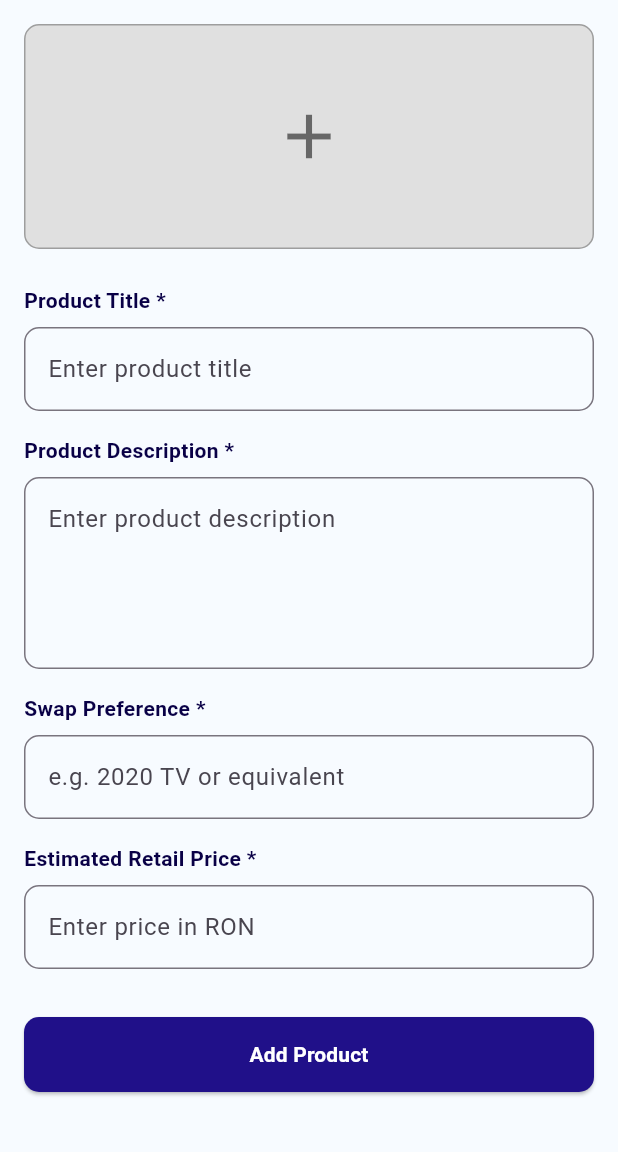
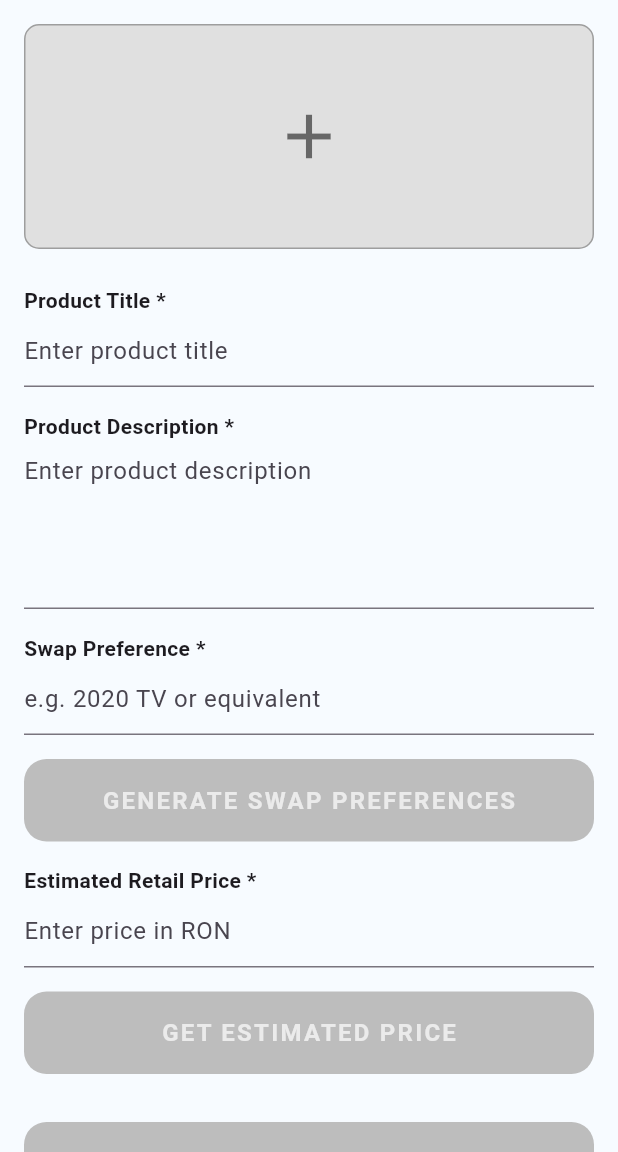
Before and after one commit to MihaiUM2001/MSA_Project, a Flutter app: the AddProductScreen screen opened directly, on a phone screen of 412 x 824 dp, the part 84-1236 px from its top. Run offline on Flutter 3.47's test engine with Material 3 defaults, Android fonts, the light colour scheme and no system bars; our stand-ins replace cloud_firestore, firebase_core, flutter_secure_storage, flutter_vector_icons, image_picker, shared_preferences and 1 more; accounts and stored records are empty.

Commit message:
Frontend | Implemented price prediction & swap suggestions using openAI

```diff
--- /dev/null
+++ b/swappy_frontend/lib/components/duolingo_button.dart
@@ -0,0 +1,109 @@
+import 'package:flutter/material.dart';
+
+class DuolingoButton extends StatefulWidget {
+  final String text;
+  final VoidCallback? onPressed;
+  final bool isLoading;
+  final bool isDisabled;
+  final Color? startColor;
+  final Color? endColor;
+  final bool isSolidColor;
+
+  const DuolingoButton({
+    Key? key,
+    required this.text,
+    required this.onPressed,
+    this.isLoading = false,
+    this.isDisabled = false,
+    this.startColor,
+    this.endColor,
+    this.isSolidColor = false,
+  }) : super(key: key);
+
+  @override
+  _DuolingoButtonState createState() => _DuolingoButtonState();
+}
+
+class _DuolingoButtonState extends State<DuolingoButton> {
+  bool _isPressed = false;
+
+  /// **Function to Darken Color Automatically for the Border**
+  Color _darkenColor(Color color, {double factor = 0.2}) {
+    return Color.fromARGB(
+      color.alpha,
+      (color.red * (1 - factor)).clamp(0, 255).toInt(),
+      (color.green * (1 - factor)).clamp(0, 255).toInt(),
+      (color.blue * (1 - factor)).clamp(0, 255).toInt(),
+    );
+  }
+
+  /// **Handle button press animation**
+  void _handlePress() async {
+    if (widget.onPressed == null || widget.isDisabled) return;
+
+    setState(() {
+      _isPressed = true; // Start press effect
+    });
+
+    await Future.delayed(const Duration(milliseconds: 150)); // Hold animation for 150ms
+
+    setState(() {
+      _isPressed = false; // Release effect
+    });
+
+    widget.onPressed!(); // Execute button action
+  }
+
+  @override
+  Widget build(BuildContext context) {
+    bool disable = widget.onPressed == null || widget.isDisabled;
+    Color mainColor = widget.startColor ?? const Color(0xFF58CC02); // Default Duolingo Green
+    Color borderColor = _darkenColor(mainColor, factor: 0.3); // Automatically darken border
+
+    return GestureDetector(
+      onTap: _handlePress, // Now handles animation regardless of tap duration
+      child: AnimatedContainer(
+        duration: const Duration(milliseconds: 150),
+        height: _isPressed ? 53 : 55, // Shrink when pressed
+        alignment: Alignment.center,
+        decoration: BoxDecoration(
+          borderRadius: BorderRadius.circular(15), // Smooth pill shape
+          color: widget.isSolidColor
+              ? (disable ? Colors.grey[400] : mainColor) // Solid color version
+              : null,
+          gradient: !widget.isSolidColor && !disable && widget.startColor != null && widget.endColor != null
+              ? LinearGradient(colors: [widget.startColor!, widget.endColor!]) // Gradient version
+              : null,
+          border: widget.isSolidColor && !disable && !_isPressed
+              ? Border(
+            bottom: BorderSide(
+              color: borderColor, // Auto-darkened color
+              width: 5, // More visible bottom border
+            ),
+          )
+              : null,
+          boxShadow: disable
+              ? []
+              : [
+            BoxShadow(
+              color: Colors.black.withOpacity(0.3),
+              blurRadius: _isPressed ? 3 : 6,
+              offset: const Offset(0, 3),
+            ),
+          ],
+        ),
+        child: widget.isLoading
+            ? const CircularProgressIndicator(color: Colors.white)
+            : Text(
+          widget.text.toUpperCase(),
+          style: TextStyle(
+            color: disable ? Colors.white70 : Colors.white,
+            fontWeight: FontWeight.bold,
+            fontSize: 16, // Slightly larger text
+            letterSpacing: 1.5, // More visible letter spacing
+          ),
+        ),
+      ),
+    );
+  }
+}
--- a/swappy_frontend/lib/screens/add_product_screen.dart
+++ b/swappy_frontend/lib/screens/add_product_screen.dart
@@ -1,8 +1,10 @@
 import 'dart:io';
 import 'package:flutter/material.dart';
 import 'package:image_picker/image_picker.dart';
+import '../components/duolingo_button.dart';
 import '../services/image_upload_service.dart';
 import '../services/product_service.dart';
+import '../services/ai_price_estimator.dart';
 import 'main_navigation.dart';
 
 class AddProductScreen extends StatefulWidget {
@@ -13,14 +15,35 @@ class AddProductScreen extends StatefulWidget {
 class _AddProductScreenState extends State<AddProductScreen> {
   final ImageUploadService _imageUploadService = ImageUploadService();
   final ProductService _productService = ProductService();
+  final AIPriceEstimator _aiPriceEstimator = AIPriceEstimator();
+
   final TextEditingController _titleController = TextEditingController();
   final TextEditingController _descriptionController = TextEditingController();
   final TextEditingController _swapPreferenceController = TextEditingController();
   final TextEditingController _priceController = TextEditingController();
 
+  @override
+  void initState() {
+    super.initState();
+    _titleController.addListener(_updateButtonStates);
+  }
+
+  @override
+  void dispose() {
+    _titleController.removeListener(_updateButtonStates);
+    _titleController.dispose();
+    super.dispose();
+  }
+
+  void _updateButtonStates() {
+    setState(() {}); // Refresh UI when the title field changes
+  }
+
+
   File? _selectedImage;
   String? _uploadedImageUrl;
   bool _isUploading = false;
+  bool _isFetchingPrice = false;
 
   Future<void> _pickImage() async {
     final picker = ImagePicker();
@@ -56,6 +79,35 @@ class _AddProductScreenState extends State<AddProductScreen> {
     }
   }
 
+  Future<void> _getEstimatedPrice() async {
+    if (_titleController.text.isEmpty) {
+      ScaffoldMessenger.of(context).showSnackBar(
+        const SnackBar(content: Text('Please enter a product name first')),
+      );
+      return;
+    }
+
+    setState(() {
+      _isFetchingPrice = true;
+    });
+
+    final estimatedPrice = await _aiPriceEstimator.estimatePrice(
+      _titleController.text,
+      _uploadedImageUrl,
+    );
+
+    setState(() {
+      _isFetchingPrice = false;
+      if (estimatedPrice != null) {
+        _priceController.text = "${estimatedPrice.toStringAsFixed(2)} RON";
+      } else {
+        ScaffoldMessenger.of(context).showSnackBar(
+          const SnackBar(content: Text('Failed to estimate price. Try again later.')),
+        );
+      }
+    });
+  }
+
   Future<void> _submitProduct() async {
     if (_uploadedImageUrl == null ||
         _titleController.text.isEmpty ||
@@ -74,7 +126,7 @@ class _AddProductScreenState extends State<AddProductScreen> {
         title: _titleController.text,
         description: _descriptionController.text,
         swapPreference: _swapPreferenceController.text,
-        estimatedRetailPrice: double.parse(_priceController.text),
+        estimatedRetailPrice: double.parse(_priceController.text.replaceAll(" RON", "")), // Remove RON before parsing
       );
 
       ScaffoldMessenger.of(context).showSnackBar(
@@ -93,12 +145,42 @@ class _AddProductScreenState extends State<AddProductScreen> {
     }
   }
 
+  // Add this new state variable at the top
+  bool _isGeneratingSwaps = false;
+
+// New function to generate swap preferences
+  Future<void> _generateSwapPreferences() async {
+    if (_titleController.text.isEmpty) {
+      ScaffoldMessenger.of(context).showSnackBar(
+        const SnackBar(content: Text('Please enter a product name first')),
+      );
+      return;
+    }
+
+    setState(() {
+      _isGeneratingSwaps = true;
+    });
+
+    final swapItems = await _aiPriceEstimator.generateSwapPreferences(_titleController.text);
+
+    setState(() {
+      _isGeneratingSwaps = false;
+      if (swapItems.isNotEmpty) {
+        _swapPreferenceController.text = swapItems.join(', ');
+      } else {
+        ScaffoldMessenger.of(context).showSnackBar(
+          const SnackBar(content: Text('Failed to generate swap preferences. Try again later.')),
+        );
+      }
+    });
+  }
+
+
   @override
   Widget build(BuildContext context) {
     return Scaffold(
       body: CustomScrollView(
         slivers: [
-          // Custom App Bar
           SliverAppBar(
             floating: true,
             snap: true,
@@ -138,7 +220,6 @@ class _AddProductScreenState extends State<AddProductScreen> {
               child: Column(
                 crossAxisAlignment: CrossAxisAlignment.start,
                 children: [
-                  // Image Picker
                   Center(
                     child: GestureDetector(
                       onTap: _pickImage,
@@ -166,81 +247,59 @@ class _AddProductScreenState extends State<AddProductScreen> {
                   if (_isUploading)
                     const Center(child: CircularProgressIndicator()),
                   const SizedBox(height: 8),
-                  // Product Title
-                  const Text(
-                    'Product Title *',
-                    style: TextStyle(
-                        fontSize: 14, fontWeight: FontWeight.bold, color: Color(0xFF090046)),
+
+                  const Text('Product Title *', style: TextStyle(fontSize: 14, fontWeight: FontWeight.bold)),
+                  TextField(controller: _titleController, decoration: InputDecoration(hintText: 'Enter product title')),
+                  const SizedBox(height: 16),
+
+                  const Text('Product Description *', style: TextStyle(fontSize: 14, fontWeight: FontWeight.bold)),
+                  TextField(controller: _descriptionController, maxLines: 4, decoration: InputDecoration(hintText: 'Enter product description')),
+                  const SizedBox(height: 16),
+
+                  const Text('Swap Preference *', style: TextStyle(fontSize: 14, fontWeight: FontWeight.bold)),
+                  TextField(controller: _swapPreferenceController, decoration: InputDecoration(hintText: 'e.g. 2020 TV or equivalent')),
+                  const SizedBox(height: 16),
+
+
+// Add this button inside your existing UI
+
+                  DuolingoButton(
+                    text: 'Generate Swap Preferences',
+                    onPressed: _titleController.text.isEmpty ? null : _generateSwapPreferences,
+                    isLoading: _isGeneratingSwaps,
+                     // Duolingo green start
+                      isSolidColor: true, // Solid color like the screenshot
+                      startColor: const Color(0xFF58CC02)// Gradient style // Solid color like the screenshot // Duolingo green end
                   ),
-                  const SizedBox(height: 8),
-                  TextField(
-                    controller: _titleController,
-                    decoration: InputDecoration(
-                      hintText: 'Enter product title',
-                      border: OutlineInputBorder(borderRadius: BorderRadius.circular(10)),
-                    ),
+
+
+                  const SizedBox(height: 16),
+
+                  const Text('Estimated Retail Price *', style: TextStyle(fontSize: 14, fontWeight: FontWeight.bold)),
+                  TextField(controller: _priceController, keyboardType: TextInputType.number, decoration: InputDecoration(hintText: 'Enter price in RON')),
+                  const SizedBox(height: 16),
+
+                  DuolingoButton(
+                      text: 'Get Estimated Price',
+                      onPressed: _titleController.text.isEmpty ? null : _getEstimatedPrice,
+                      isLoading: _isFetchingPrice,
+                      // Duolingo green start
+                      isSolidColor: true, // Solid color like the screenshot
+                      startColor:  Colors.orange// Gradient style // Solid color like the screenshot // Duolingo green end
                   ),
-                  const SizedBox(height: 16),
-                  // Product Description
-                  const Text(
-                    'Product Description *',
-                    style: TextStyle(
-                        fontSize: 14, fontWeight: FontWeight.bold, color: Color(0xFF090046)),
+
+
+                  const SizedBox(height: 32),
+
+
+                  DuolingoButton(
+                      text: 'Add Product',
+                      onPressed: _titleController.text.isEmpty ? null : _submitProduct,
+                      // Duolingo green start
+                      isSolidColor: true, // Solid color like the screenshot
+                      startColor:  const Color(0xFF201089),// Gradient style // Solid color like the screenshot // Duolingo green end
                   ),
-                  const SizedBox(height: 8),
-                  TextField(
-                    controller: _descriptionController,
-                    maxLines: 4,
-                    decoration: InputDecoration(
-                      hintText: 'Enter product description',
-                      border: OutlineInputBorder(borderRadius: BorderRadius.circular(10)),
-                    ),
-                  ),
-                  const SizedBox(height: 16),
-                  // Swap Preference
-                  const Text(
-                    'Swap Preference *',
-                    style: TextStyle(
-                        fontSize: 14, fontWeight: FontWeight.bold, color: Color(0xFF090046)),
-                  ),
-                  const SizedBox(height: 8),
-                  TextField(
-                    controller: _swapPreferenceController,
-                    decoration: InputDecoration(
-                      hintText: 'e.g. 2020 TV or equivalent',
-                      border: OutlineInputBorder(borderRadius: BorderRadius.circular(10)),
-                    ),
-                  ),
-                  const SizedBox(height: 16),
-                  // Estimated Retail Price
-                  const Text(
-                    'Estimated Retail Price *',
-                    style: TextStyle(
-                        fontSize: 14, fontWeight: FontWeight.bold, color: Color(0xFF090046)),
-                  ),
-                  const SizedBox(height: 8),
-                  TextField(
-                    controller: _priceController,
-                    keyboardType: TextInputType.numberWithOptions(decimal: true),
-                    decoration: InputDecoration(
-                      hintText: 'Enter price in RON',
-                      border: OutlineInputBorder(borderRadius: BorderRadius.circular(10)),
-                    ),
-                  ),
-                  const SizedBox(height: 32),
-                  // Submit Button
-                  ElevatedButton(
-                    onPressed: _submitProduct,
-                    style: ElevatedButton.styleFrom(
-                      backgroundColor: const Color(0xFF201089),
-                      minimumSize: const Size.fromHeight(50),
-                      shape: RoundedRectangleBorder(borderRadius: BorderRadius.circular(10)),
-                    ),
-                    child: const Text(
-                      'Add Product',
-                      style: TextStyle(color: Colors.white, fontWeight: FontWeight.bold),
-                    ),
-                  ),
+
                 ],
               ),
             ),
```
Also changed, not shown: swappy_frontend/lib/screens/profile_screen.dart (+23 -58 lines), swappy_frontend/lib/services/ai_price_estimator.dart (added, +112 -0 lines), 1 other file.
